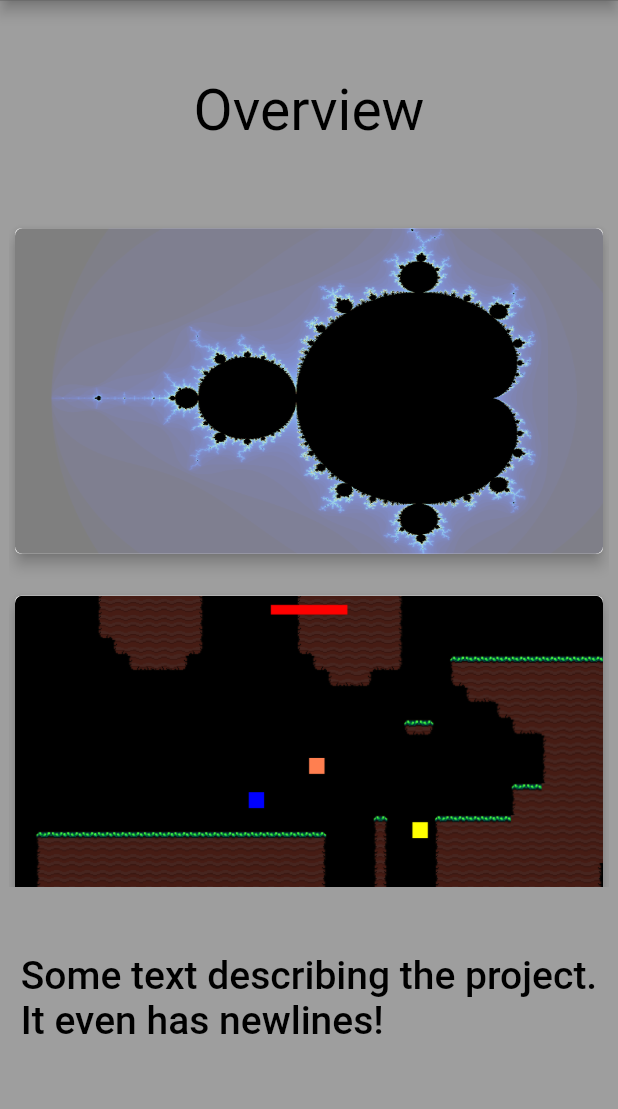
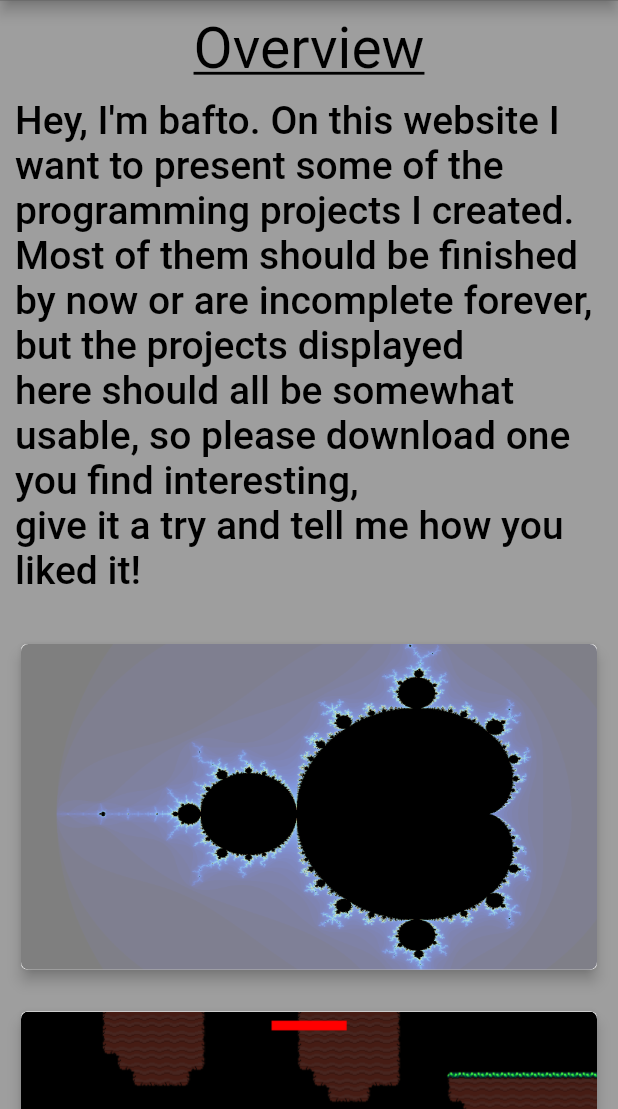
Before and after one commit to bafto/ProjectViewer, a Flutter app: the screen it shows after launch, on a phone screen of 412 x 824 dp, the part 127-1236 px from its top. Run offline on Flutter 3.47's test engine with Material 2 defaults, Android fonts, the phone set to English and light mode, and no system bars; our stand-ins replace auto_route, bordered_text, url_strategy; missing offline and left inert: dart:html.

Commit message:
homepage is now a stateless widget and got some useful text

```diff
--- a/project_viewer/lib/pages/home_page.dart
+++ b/project_viewer/lib/pages/home_page.dart
@@ -1,36 +1,43 @@
+import 'package:flutter/gestures.dart';
 import 'package:flutter/material.dart';
 import 'package:project_viewer/util/default_app_bar.dart';
 import 'package:project_viewer/widgets/project_showcase_card.dart';
 import 'package:project_viewer/pages/project_pages/pages.dart';
+// ignore: avoid_web_libraries_in_flutter
+import 'dart:html' as html;
 
-// main route of the application
-class HomePage extends StatefulWidget {
+// the main route
+class HomePage extends StatelessWidget {
   const HomePage({ Key? key }) : super(key: key);
 
   @override
-  _HomePageState createState() => _HomePageState();
-}
-
-class _HomePageState extends State<HomePage> {
-  @override
   Widget build(BuildContext context) {
-    final theme = Theme.of(context); // get the global theme for some text styles
+    final textTheme = Theme.of(context).textTheme; // get the global theme for some text styles
+    final hyperlinkStyle = textTheme.bodyLarge!.merge(const TextStyle(color: Color(0xFF0000EE), fontStyle: FontStyle.italic));
 
     return Scaffold(
       appBar: defaultAppBar(context, "Home"),
-      body: Column(
+      body: SingleChildScrollView( // if the browser window is too small, we can scroll
+        child: Padding(
+          padding: const EdgeInsets.all(10),
+          child: Column(
             children: [
-          Flexible(
-            flex: 1,
+              Padding(
+                padding: const EdgeInsets.only(bottom: 10),
                 child: Center(
-              child: Text("Overview", style: theme.textTheme.headlineMedium)
+                  child: Text("Overview", style: textTheme.headlineMedium!.merge(const TextStyle(decoration: TextDecoration.underline)))
                 ),
               ),
-          Flexible(
-            flex: 3,
-            child: SingleChildScrollView(
-              scrollDirection: Axis.vertical,
-              child: ConstrainedBox(
+              Center(
+                child: Text("""Hey, I'm bafto. On this website I want to present some of the programming projects I created.
+Most of them should be finished by now or are incomplete forever, but the projects displayed
+here should all be somewhat usable, so please download one you find interesting,
+give it a try and tell me how you liked it!
+""",
+                  style: textTheme.bodyLarge,
+                ),
+              ),
+              ConstrainedBox(
                 constraints: const BoxConstraints(maxWidth: 1300),
                 child: Wrap(
                   spacing: 20,
@@ -66,15 +73,43 @@ class _HomePageState extends State<HomePage> {
                   ],
                 ),
               ),
+              Center(
+                child: RichText(
+                  text: TextSpan(text: """
+
+All of the projects displayed here and some more are on """,
+                  children: [
+                    TextSpan(
+                      text: "my github profile",
+                      children: [TextSpan(text: ".\n", style: textTheme.bodyLarge)],
+                      recognizer: TapGestureRecognizer()
+                      ..onTap = () {
+                        html.window.open("https://github.com/bafto", "bafto github");
+                      },
+                      style: hyperlinkStyle,
+                    ),
+                    TextSpan(
+                      text: "I also made some of them together with NotLe0n, so visit ",
+                      children: [
+                        TextSpan(
+                          text: "his github profile",
+                          children: [TextSpan(text: " too.\n", style: textTheme.bodyLarge)],
+                          recognizer: TapGestureRecognizer()
+                          ..onTap = () {
+                            html.window.open("https://github.com/NotLe0n", "bafto github");
+                          },
+                          style: hyperlinkStyle,
+                        )
+                      ],
+                    ),
+                  ],
+                  style: textTheme.bodyLarge,
                   ),
                 ),
-          Flexible(
-            flex: 1,
-            child: Center(
-              child: Text("Some text describing the project.\nIt even has newlines!", style: theme.textTheme.bodyLarge),
-            )
               ),
             ],
+          ),
+        ),
       ),
     );
   }
--- a/project_viewer/lib/widgets/project_showcase_card.dart
+++ b/project_viewer/lib/widgets/project_showcase_card.dart
@@ -41,8 +41,8 @@ class _ProjectShowcaseCardState extends State<ProjectShowcaseCard> with TickerPr
 
   @override
   Widget build(BuildContext context) {
-    final theme = Theme.of(context); // get the global theme for some text styles
-    final textColor = Colors.white;
+    final textTheme = Theme.of(context).textTheme; // get the global theme for some text styles
+    const textColor = Colors.white;
 
     return Card( // main widget
       elevation: 4, // how big the shadow under the card is
@@ -109,12 +109,12 @@ class _ProjectShowcaseCardState extends State<ProjectShowcaseCard> with TickerPr
                         child: Column(
                           children: [
                             BorderedText(
-                              child: Text(widget.projectPage.title, style: theme.textTheme.headlineMedium!.merge(TextStyle(color: textColor))),
+                              child: Text(widget.projectPage.title, style: textTheme.headlineMedium!.merge(const TextStyle(color: textColor))),
                               strokeColor: Colors.black,
                               strokeWidth: 2.5,
                             ),
                             BorderedText(
-                              child: Text(widget.projectPage.shortDescription, style: theme.textTheme.bodyLarge!.merge(TextStyle(color: textColor)), textAlign: TextAlign.center),
+                              child: Text(widget.projectPage.shortDescription, style: textTheme.bodyLarge!.merge(const TextStyle(color: textColor)), textAlign: TextAlign.center),
                               strokeColor: Colors.black,
                               strokeWidth: 2.5,
                             ),
```
Lines whose indentation alone changed are shown as unchanged.
